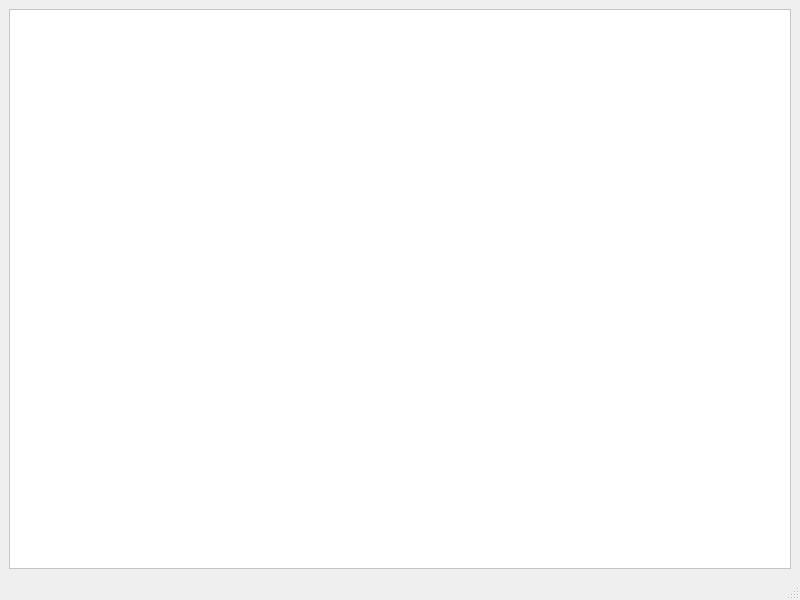
Old version of the form test.ui in the repository lguirula/DreamTech.
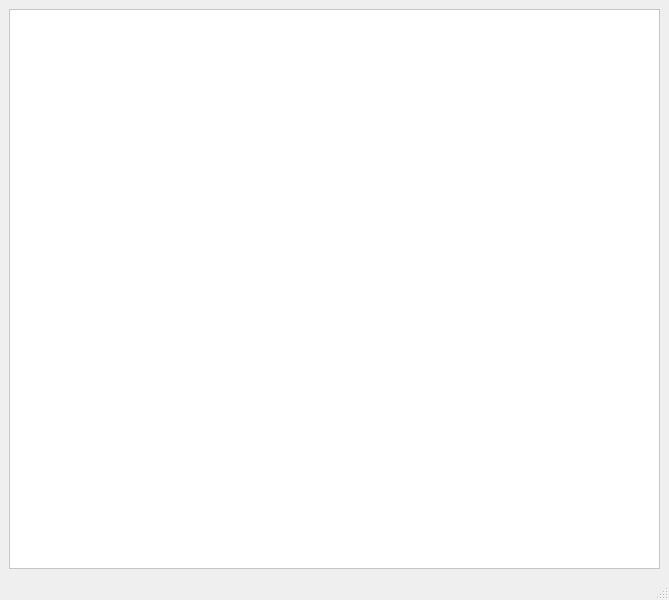
New version of the form. The open tabs and pages were chosen to show the change.

Commit message: Cambios en el json y el main

Diff of the .ui file:
```diff
--- a/test.ui
+++ b/test.ui
@@ -6,7 +6,7 @@
    <rect>
     <x>0</x>
     <y>0</y>
-    <width>800</width>
+    <width>669</width>
     <height>600</height>
    </rect>
   </property>
```
Left out of the diff: 6 changed lines with no effect on the pictures. The commit also changes 2 other files.
